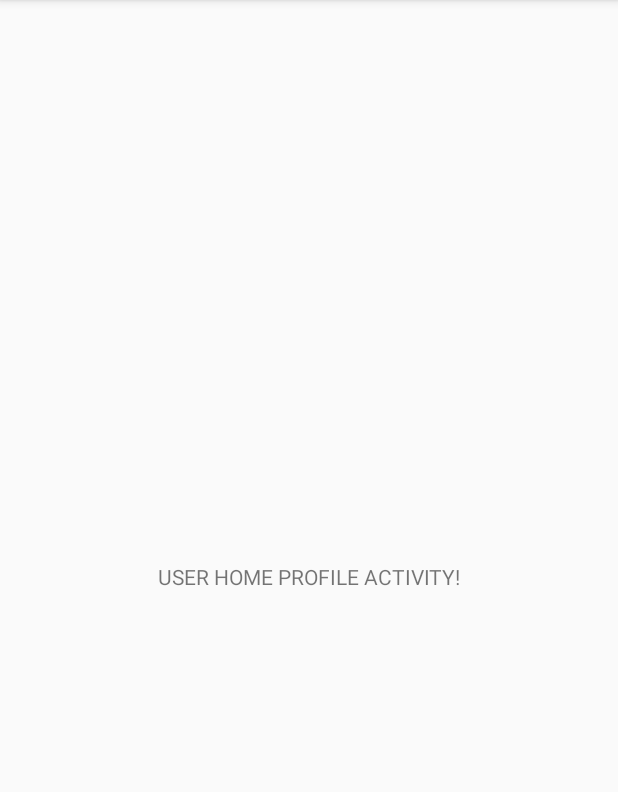
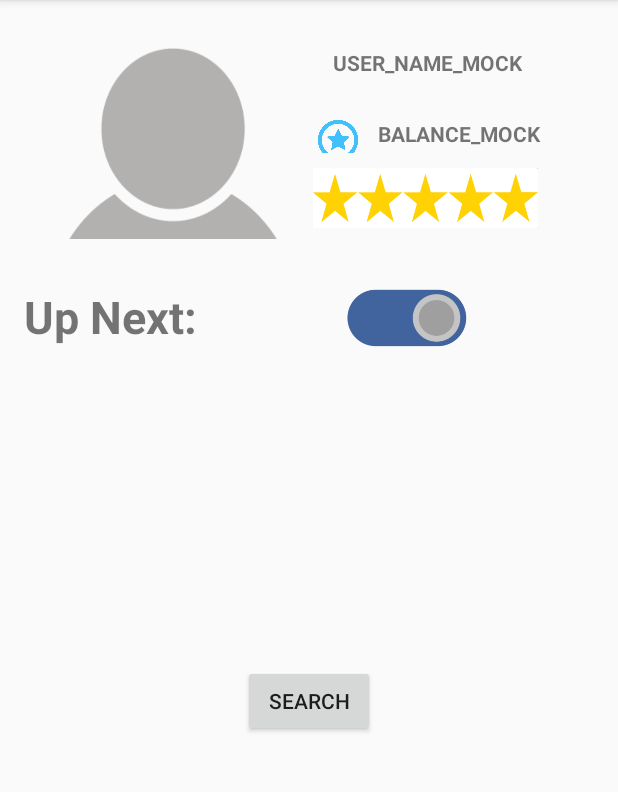
Before and after one commit to JenyaKapul/SkillBarter, an Android app: the UserHomeProfile screen opened directly, with no data from a screen before it, on a phone screen of 412 x 824 dp, the part 84-876 px from its top. Run offline under Robolectric (Android 15) with nearby library versions, the phone set to English and light mode, and no system bars.

Commit message:
UserProfile activity xml

```diff
--- a/CODE/app/src/main/res/layout/activity_register.xml
+++ b/CODE/app/src/main/res/layout/activity_register.xml
@@ -138,7 +138,6 @@
         android:visibility="gone">
 
         <TextView
-            android:id="@+id/photo_request_title"
             android:layout_width="wrap_content"
             android:layout_height="wrap_content"
             android:layout_gravity="center"
--- a/CODE/app/src/main/res/layout/activity_user_home_profile.xml
+++ b/CODE/app/src/main/res/layout/activity_user_home_profile.xml
@@ -1,18 +1,116 @@
 <?xml version="1.0" encoding="utf-8"?>
-<android.support.constraint.ConstraintLayout xmlns:android="http://schemas.android.com/apk/res/android"
+<LinearLayout xmlns:android="http://schemas.android.com/apk/res/android"
     xmlns:app="http://schemas.android.com/apk/res-auto"
-    xmlns:tools="http://schemas.android.com/tools"
     android:layout_width="match_parent"
     android:layout_height="match_parent"
-    tools:context=".MainActivity">
+    android:orientation="vertical"
+    android:padding="16dp">
 
-    <TextView
+    <LinearLayout xmlns:android="http://schemas.android.com/apk/res/android"
+        xmlns:app="http://schemas.android.com/apk/res-auto"
+        android:layout_width="match_parent"
+        android:layout_height="159dp"
+        android:orientation="horizontal"
+        android:padding="16dp">
+
+        <android.support.v7.widget.AppCompatImageView
+            android:layout_width="250px"
+            android:layout_height="250px"
+            android:layout_gravity="left"
+            android:layout_marginTop="10dp"
+            android:layout_marginBottom="10dp"
+            android:background="@drawable/incognito" />
+
+        <LinearLayout
+            android:layout_width="wrap_content"
+            android:layout_height="wrap_content"
+            android:layout_marginLeft="10dp"
+            android:orientation="vertical">
+
+            <TextView
+                android:id="@+id/profile_name"
+                android:layout_width="wrap_content"
+                android:layout_height="wrap_content"
+                android:layout_gravity="center"
+                android:gravity="center"
+                android:text="USER_NAME_MOCK"
+                android:textStyle="bold" />
+
+            <LinearLayout
+                android:layout_width="wrap_content"
+                android:layout_height="25dp"
+                android:layout_marginTop="25dp"
+                android:orientation="horizontal">
+
+                <android.support.v7.widget.AppCompatImageView
+                    android:layout_width="50px"
+                    android:layout_height="50px"
+                    android:layout_gravity="left"
+                    android:layout_marginTop="10dp"
+                    android:layout_marginRight="10dp"
+                    android:layout_marginBottom="10dp"
+                    android:background="@drawable/star_icon" />
+
+                <TextView
+                    android:id="@+id/balance"
+                    android:layout_width="wrap_content"
+                    android:layout_height="wrap_content"
+                    android:layout_gravity="center"
+                    android:text="BALANCE_MOCK"
+                    android:textStyle="bold" />
+            </LinearLayout>
+
+            <android.support.v7.widget.AppCompatImageView
+                android:layout_width="150dp"
+                android:layout_height="40dp"
+                android:layout_gravity="left"
+                android:layout_marginTop="10dp"
+                android:layout_marginBottom="10dp"
+                android:background="@drawable/ranking_icon" />
+
+
+        </LinearLayout>
+    </LinearLayout>
+
+    <LinearLayout
+        android:layout_width="match_parent"
+        android:layout_height="52dp"
+        android:layout_marginTop="10dp"
+        android:orientation="horizontal">
+
+        <TextView
+            android:layout_width="wrap_content"
+            android:layout_height="wrap_content"
+            android:layout_gravity="center"
+            android:gravity="center"
+            android:text="@string/up_next"
+            android:textSize="30dp"
+            android:textStyle="bold" />
+
+        <android.support.v7.widget.AppCompatImageView
+            android:layout_width="80dp"
+            android:layout_height="80dp"
+            android:layout_gravity="center_vertical"
+            android:layout_marginLeft="100dp"
+            android:background="@drawable/toggle_button" />
+    </LinearLayout>
+
+    <LinearLayout
+        android:layout_width="match_parent"
+        android:layout_height="196dp"
+        android:layout_marginTop="10dp"
+        android:orientation="vertical">
+
+
+    </LinearLayout>
+
+    <Button
+        android:id="@+id/search_button"
         android:layout_width="wrap_content"
         android:layout_height="wrap_content"
-        android:text="USER HOME PROFILE ACTIVITY!"
-        app:layout_constraintBottom_toBottomOf="parent"
-        app:layout_constraintLeft_toLeftOf="parent"
-        app:layout_constraintRight_toRightOf="parent"
-        app:layout_constraintTop_toTopOf="parent" />
+        android:layout_gravity="center_horizontal"
+        android:text="@string/search_button" />
 
-</android.support.constraint.ConstraintLayout>
+
+
+</LinearLayout>
--- a/CODE/app/src/main/res/values/strings.xml
+++ b/CODE/app/src/main/res/values/strings.xml
@@ -28,6 +28,8 @@
         <item>@string/female</item>
         <item>@string/male</item>
     </string-array>
+    <string name="up_next">Up Next:</string>
+    <string name="search_button">Search</string>
 
 
 
```
Also changed, not shown: CODE/app/src/main/res/drawable/ranking_icon.png (added), CODE/app/src/main/res/drawable/star_icon.png (added), CODE/app/src/main/res/drawable/toggle_button.png (added), 3 other files.
